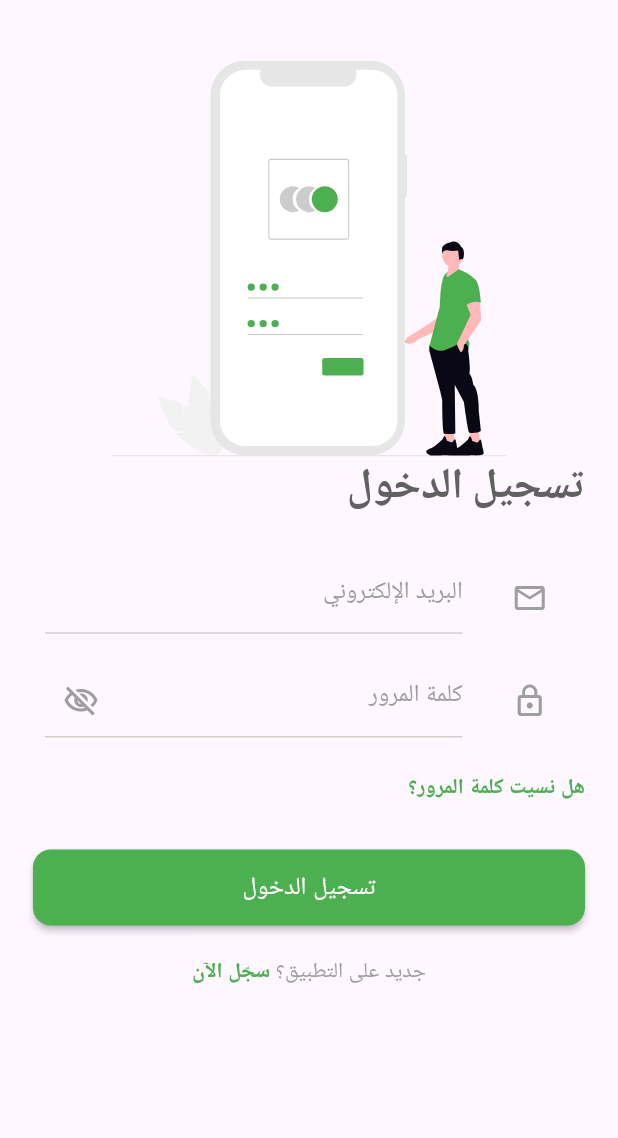
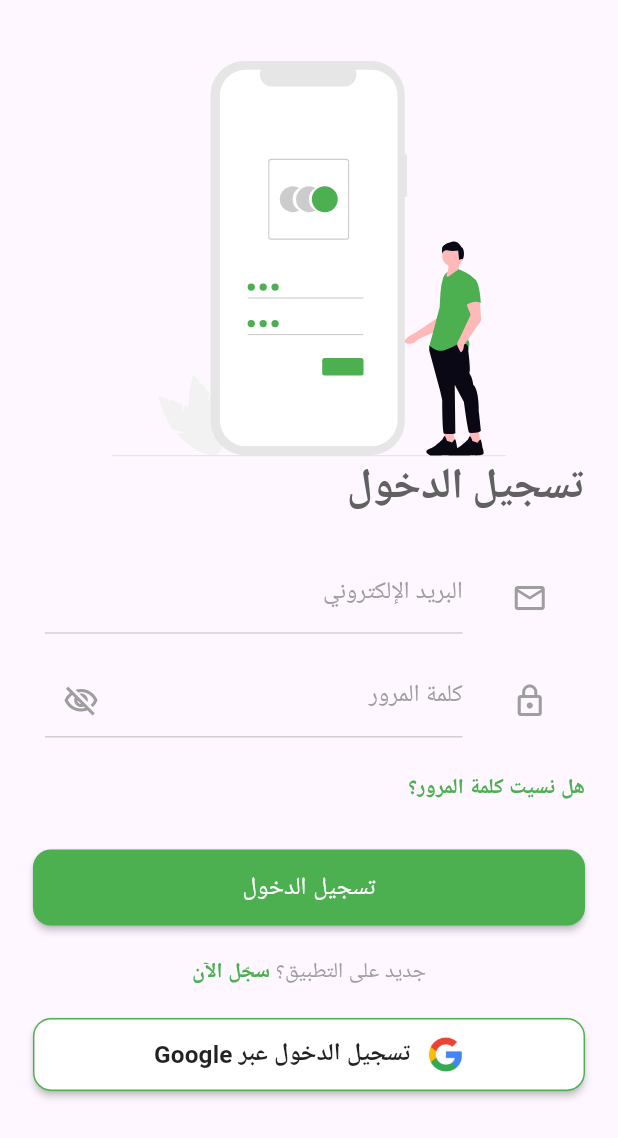
Before and after one commit to Mirella25/Reserving-stadiums-app, a Flutter app: the LogInPage screen opened by its route, on a phone screen of 412 x 824 dp. Shown: the top 1138 px of the screen. Run offline on Flutter 3.47's test engine with Material 3 defaults, Android fonts, the phone set to English and light mode, and no system bars; our stand-ins replace animate_do, bloc, flutter_bloc, flutter_screenutil, flutter_svg, google_sign_in and 3 more; accounts and stored records are empty; project files that could hold a hidden picture were left out.

Commit message:
google login added and androidmainfest.xml updated

```diff
--- a/lib/features/auth/presentation/pages/login_page.dart
+++ b/lib/features/auth/presentation/pages/login_page.dart
@@ -1,6 +1,8 @@
 import 'package:flutter/material.dart';
 import 'package:flutter_bloc/flutter_bloc.dart';
 import 'package:flutter_screenutil/flutter_screenutil.dart';
+import 'package:google_sign_in/google_sign_in.dart';
+import 'package:http/http.dart' as http;
 import 'package:reserving_stadiums_app/core/constants/app_colors.dart';
 import 'package:reserving_stadiums_app/core/constants/app_images.dart';
 import 'package:reserving_stadiums_app/features/auth/presentation/bloc/login/bloc/login_bloc.dart';
@@ -124,7 +126,71 @@ class LogInPage extends StatelessWidget {
                                         fontWeight: FontWeight.bold)),
                               ))
                         ])),
-                    SizedBox(height: 10.h)
+                    SizedBox(height: 10.h),
+                    Container(
+                      width: double.infinity,
+                      margin: EdgeInsets.symmetric(vertical: 10.h),
+                      child: ElevatedButton(
+                        style: ElevatedButton.styleFrom(
+                          backgroundColor: Colors.white,
+                          padding: EdgeInsets.symmetric(vertical: 12.h),
+                          shape: RoundedRectangleBorder(
+                            borderRadius: BorderRadius.circular(12.r),
+                            side: const BorderSide(color: AppColors.primaryColor),
+                          ),
+                          elevation: 2,
+                        ),
+                        onPressed: () async {
+                          try {
+                            final GoogleSignIn _googleSignIn = GoogleSignIn(
+                              scopes: ['email', 'https://www.googleapis.com/auth/userinfo.profile'],
+                              serverClientId: '266284559474-445vihh4cn3jh508puopf1sd28l9snto.apps.googleusercontent.com',
+                            );
+
+                            final googleUser = await _googleSignIn.signIn();
+
+                            if (googleUser != null) {
+                              final googleAuth = await googleUser.authentication;
+                              final idToken = googleAuth.idToken;
+                              final accessToken = googleAuth.accessToken;
+
+                              print('🧑 الاسم: ${googleUser.displayName}');
+                              print('📧 الإيميل: ${googleUser.email}');
+                              print('🪪 ID Token: $idToken');
+                              print('🔐 Access Token: $accessToken');
+                              final response = await http.get(Uri.parse("https://oauth2.googleapis.com/tokeninfo?id_token=$idToken"));
+                              print(response.body);
+
+                              // إرسال التوكن إلى الباك Laravel
+                            } else {
+                              print('❌ تم الإلغاء من قبل المستخدم');
+                            }
+                          } catch (e) {
+                            print('💥 خطأ أثناء تسجيل الدخول عبر Google: $e');
+                          }
+                        },
+                        child: Row(
+                          mainAxisAlignment: MainAxisAlignment.center,
+                          children: [
+                            Image.asset(
+                              'assets/images/google_icon.png',
+                              height: 24.h,
+                              width: 24.h,
+                            ),
+                            SizedBox(width: 10.w),
+                            Text(
+                              "تسجيل الدخول عبر Google",
+                              style: TextStyle(
+                                color: Colors.black87,
+                                fontSize: 16.sp,
+                                fontWeight: FontWeight.bold,
+                              ),
+                            ),
+                          ],
+                        ),
+                      ),
+                    ),
+
                   ],
                 ),
               ),
--- a/pubspec.yaml
+++ b/pubspec.yaml
@@ -39,7 +39,8 @@ dependencies:
   shared_preferences:
   flutter_localization:
   flutter_bloc:
-
+  google_sign_in: ^6.2.1
+  http:
 
 
   cupertino_icons: ^1.0.6
```
Also changed, not shown: assets/images/google_icon.png (added), pubspec.lock, 6 other files.
